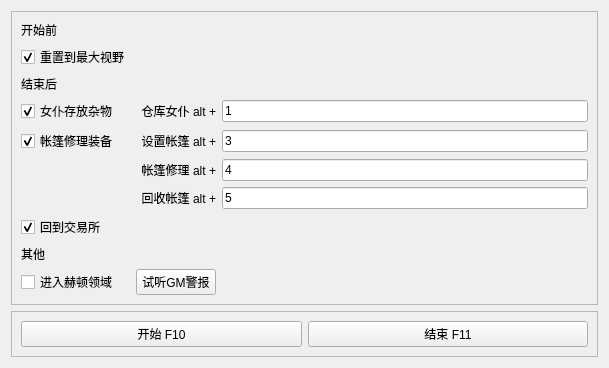
This is designer/op.ui in SuFIND/BDOSuffering as Qt 5 draws it before an edit. The edited form follows.
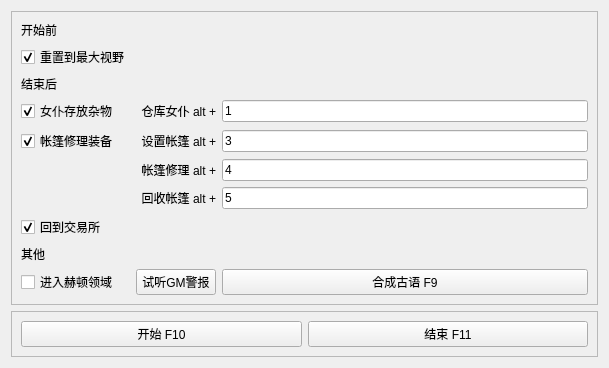
This is the edited form.

Patch:
```diff
--- a/designer/op.ui
+++ b/designer/op.ui
@@ -185,6 +185,13 @@
             </property>
            </widget>
           </item>
+          <item row="10" column="3">
+           <widget class="QPushButton" name="MergeALButton">
+            <property name="text">
+             <string>合成古语 F9</string>
+            </property>
+           </widget>
+          </item>
          </layout>
         </item>
        </layout>
```
